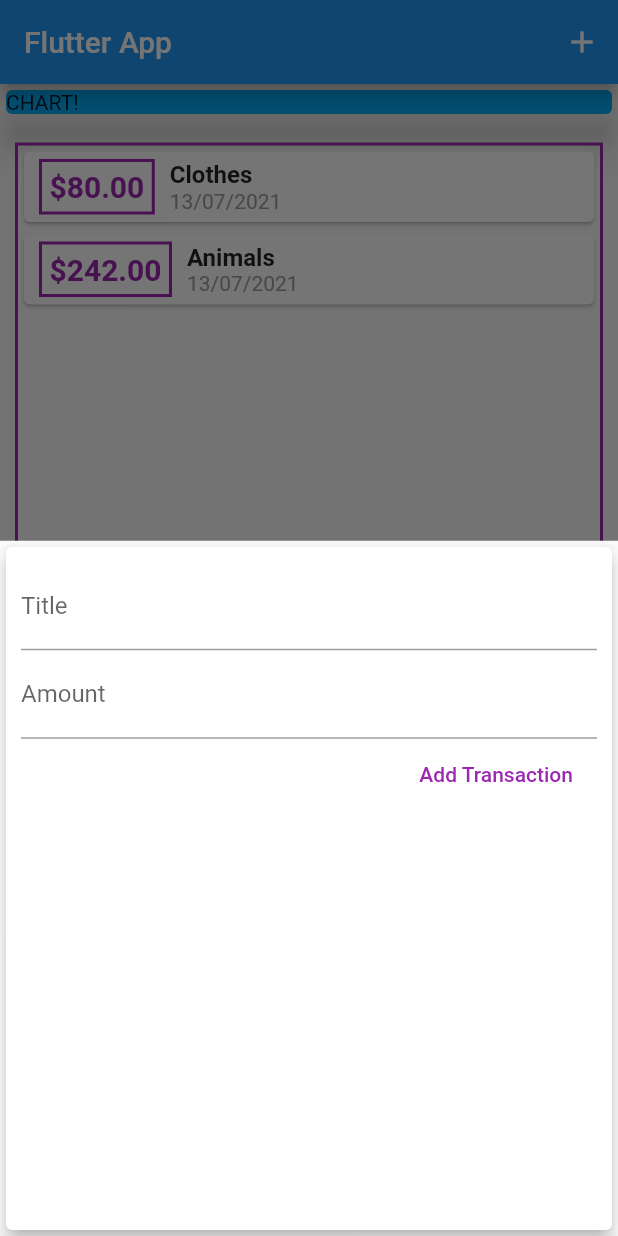
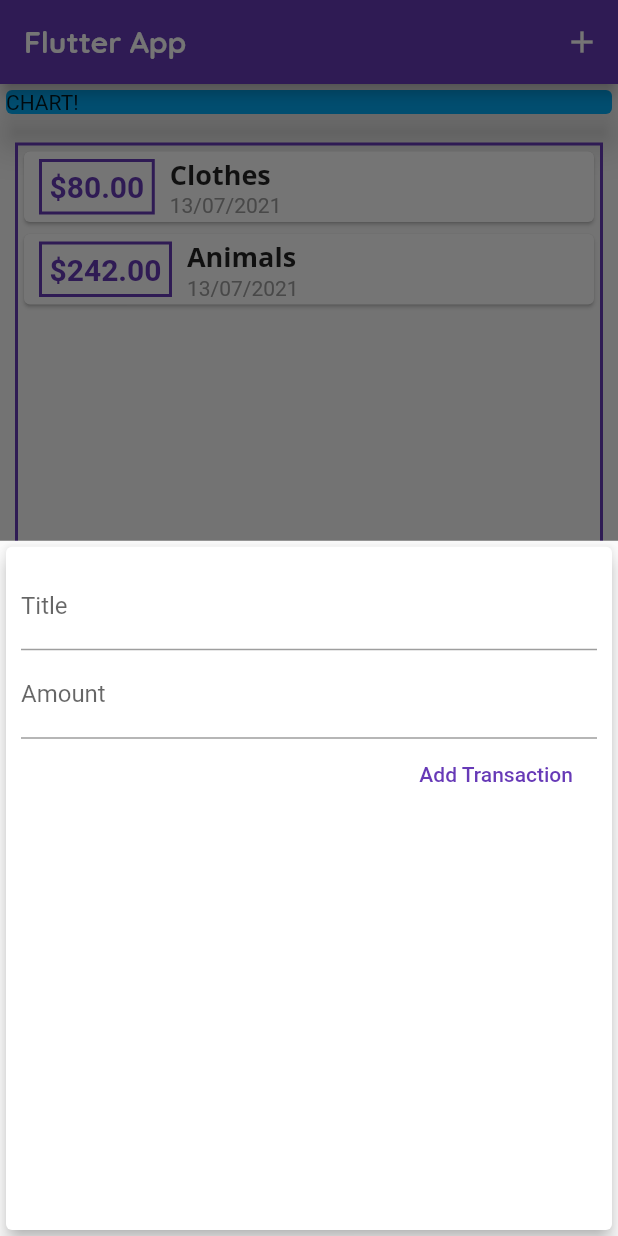
Before and after one commit to roeechen01/PersonalExpensesApp, a Flutter app: the screen it shows after launch, after a tap on the "add" icon, on a phone screen of 412 x 824 dp. Run offline on Flutter 3.47's test engine with Material 2 defaults, Android fonts, the phone set to English and light mode, and no system bars.

Commit message:
Added color themes and text fonts and themes

```diff
--- a/lib/main.dart
+++ b/lib/main.dart
@@ -1,7 +1,7 @@
 import 'package:flutter/material.dart';
-import 'package:flutter_complete_guide/models/transactions.dart';
-import 'package:flutter_complete_guide/widgets/new_transaction.dart';
-import 'package:flutter_complete_guide/widgets/transacrions_list.dart';
+import './models/transactions.dart';
+import './widgets/new_transaction.dart';
+import './widgets/transacrions_list.dart';
 
 void main() => runApp(MyApp());
 
@@ -10,6 +10,21 @@ class MyApp extends StatelessWidget {
   Widget build(BuildContext context) {
     return MaterialApp(
       title: 'Flutter App',
+      theme: ThemeData(
+          fontFamily: 'Quicksans',
+          appBarTheme: AppBarTheme(
+              textTheme: ThemeData.light().textTheme.copyWith(
+                  headline6: TextStyle(
+                      fontFamily: 'Quicksand',
+                      fontSize: 20,
+                      fontWeight: FontWeight.bold))),
+          textTheme: ThemeData.light().textTheme.copyWith(
+              headline6: TextStyle(
+                  fontFamily: 'OpenSans',
+                  fontWeight: FontWeight.bold,
+                  fontSize: 18)),
+          primarySwatch: Colors.deepPurple,
+          accentColor: Colors.amber),
       home: MyHomePage(),
       debugShowCheckedModeBanner: false,
     );
--- a/lib/widgets/new_transaction.dart
+++ b/lib/widgets/new_transaction.dart
@@ -43,9 +43,10 @@ class _NewTransacrionState extends State<NewTransacrion> {
               onSubmitted: (_) => addTransaction(),
             ),
             FlatButton(
-                onPressed: addTransaction,
-                child: Text('Add Transaction'),
-                textColor: Colors.purple),
+              onPressed: addTransaction,
+              child: Text('Add Transaction'),
+              textColor: Theme.of(context).primaryColor,
+            )
           ],
         ),
       ),
--- a/lib/widgets/transacrions_list.dart
+++ b/lib/widgets/transacrions_list.dart
@@ -14,8 +14,11 @@ class TransactionsList extends StatelessWidget {
         height: 400,
         decoration: BoxDecoration(
             border: Border.all(
-              color: Colors.purple, width: 2, style: BorderStyle.solid)),
-      child: ListView.builder(
+                color: Theme.of(context).primaryColor,
+                width: 2,
+                style: BorderStyle.solid)),
+        child: !transactions.isEmpty
+            ? ListView.builder(
                 itemCount: transactions.length,
                 itemBuilder: (ctx, index) {
                   return Card(
@@ -25,25 +28,27 @@ class TransactionsList extends StatelessWidget {
                           padding: EdgeInsets.all(5),
                           decoration: BoxDecoration(
                               border: Border.all(
-                          color: Colors.purple,
+                                  color: Theme.of(context).primaryColor,
                                   style: BorderStyle.solid,
                                   width: 2)),
-                  margin: EdgeInsets.symmetric(horizontal: 10, vertical: 5),
+                          margin:
+                              EdgeInsets.symmetric(horizontal: 10, vertical: 5),
                           child: Text(
                             '\$${this.transactions[index].amount.toStringAsFixed(2)}',
                             style: TextStyle(
                                 fontWeight: FontWeight.bold,
                                 fontSize: 20,
-                        color: Colors.purple),
+                                color: Theme.of(context).primaryColor),
                           ),
                         ),
-                Column(crossAxisAlignment: CrossAxisAlignment.start, children: [
+                        Column(
+                            crossAxisAlignment: CrossAxisAlignment.start,
+                            children: [
+                              Text(transactions[index].title.toString(),
+                                  style: Theme.of(context).textTheme.headline6),
                               Text(
-                    transactions[index].title.toString(),
-                    style: TextStyle(fontWeight: FontWeight.bold, fontSize: 16),
-                  ),
-                  Text(
-                    DateFormat('dd/MM/yyyy').format(transactions[index].date),
+                                DateFormat('dd/MM/yyyy')
+                                    .format(transactions[index].date),
                                 style: TextStyle(color: Colors.grey),
                               )
                             ])
@@ -51,7 +56,22 @@ class TransactionsList extends StatelessWidget {
                     ),
                   );
                 },
+              )
+            : Column(children: [
+                Text(
+                  'No transactions added!',
+                  style: Theme.of(context).textTheme.headline6,
                 ),
-    );
+                SizedBox(
+                  height: 15,
+                ),
+                Container(
+                  height: 200,
+                  child: Image.asset(
+                    'assets/images/waiting.png',
+                    fit: BoxFit.fill,
+                  ),
+                )
+              ]));
   }
 }
```
Also changed, not shown: pubspec.yaml (+14 -14 lines), assets/fonts/OpenSans-Bold.ttf (added), assets/fonts/OpenSans-Regular.ttf (added), assets/fonts/Quicksand-Bold.ttf (added), assets/fonts/Quicksand-Light.ttf (added), assets/fonts/Quicksand-Medium.ttf (added), assets/fonts/Quicksand-Regular.ttf (added), assets/images/image/waiting.png (added). Lines whose indentation alone changed are shown as unchanged.
